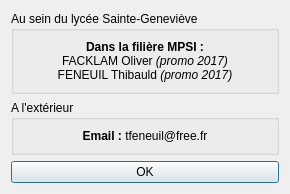
The window that contactdialog.ui (ThFeneuil/KholloAutoQt) describes before a commit, drawn with Qt 5.
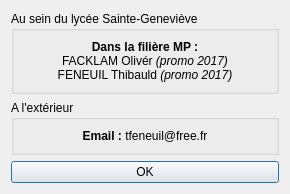
The same window after the commit.

Patch:
```diff
--- a/contactdialog.ui
+++ b/contactdialog.ui
@@ -26,7 +26,7 @@
       <item>
        <widget class="QLabel" name="label">
         <property name="text">
-         <string>&lt;html&gt;&lt;head/&gt;&lt;body&gt;&lt;p align=&quot;center&quot;&gt;&lt;span style=&quot; font-weight:600;&quot;&gt;Dans la filière MPSI :&lt;/span&gt;&lt;br/&gt;FACKLAM Oliver&lt;span style=&quot; font-style:italic;&quot;&gt; (promo 2017)&lt;br/&gt;&lt;/span&gt;FENEUIL Thibauld&lt;span style=&quot; font-style:italic;&quot;&gt; (promo 2017)&lt;/span&gt;&lt;/p&gt;&lt;/body&gt;&lt;/html&gt;</string>
+         <string>&lt;html&gt;&lt;head/&gt;&lt;body&gt;&lt;p align=&quot;center&quot;&gt;&lt;span style=&quot; font-weight:600;&quot;&gt;Dans la filière MP :&lt;/span&gt;&lt;br/&gt;FACKLAM Olivér&lt;span style=&quot; font-style:italic;&quot;&gt; (promo 2017)&lt;br/&gt;&lt;/span&gt;FENEUIL Thibauld&lt;span style=&quot; font-style:italic;&quot;&gt; (promo 2017)&lt;/span&gt;&lt;/p&gt;&lt;/body&gt;&lt;/html&gt;</string>
         </property>
        </widget>
       </item>
```
